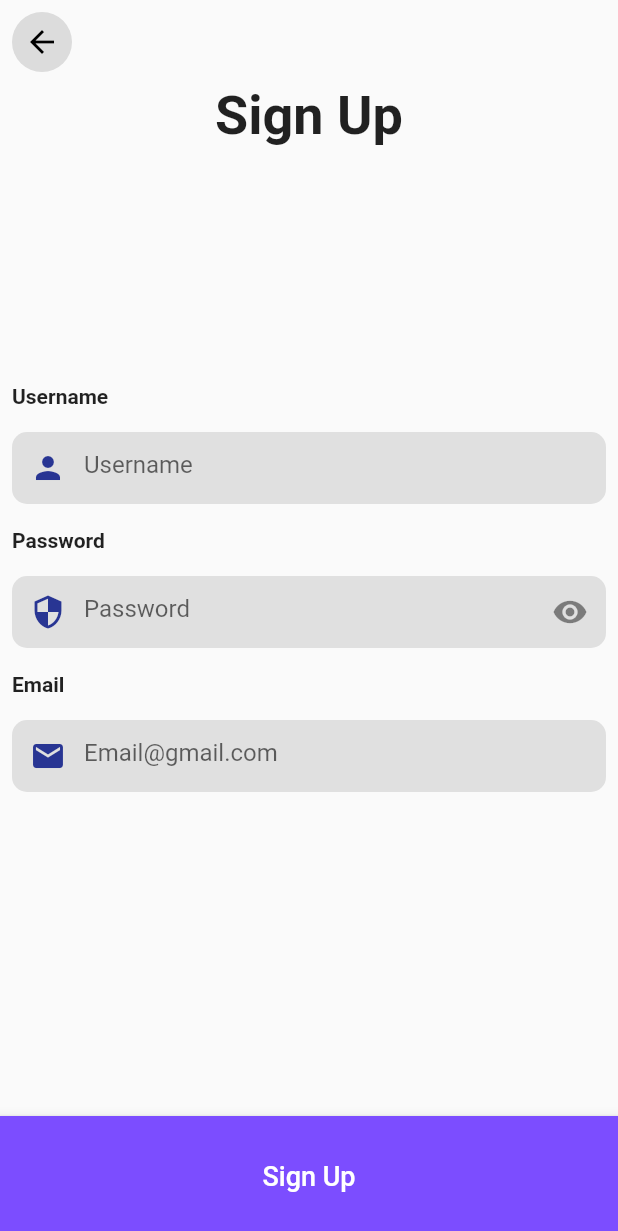
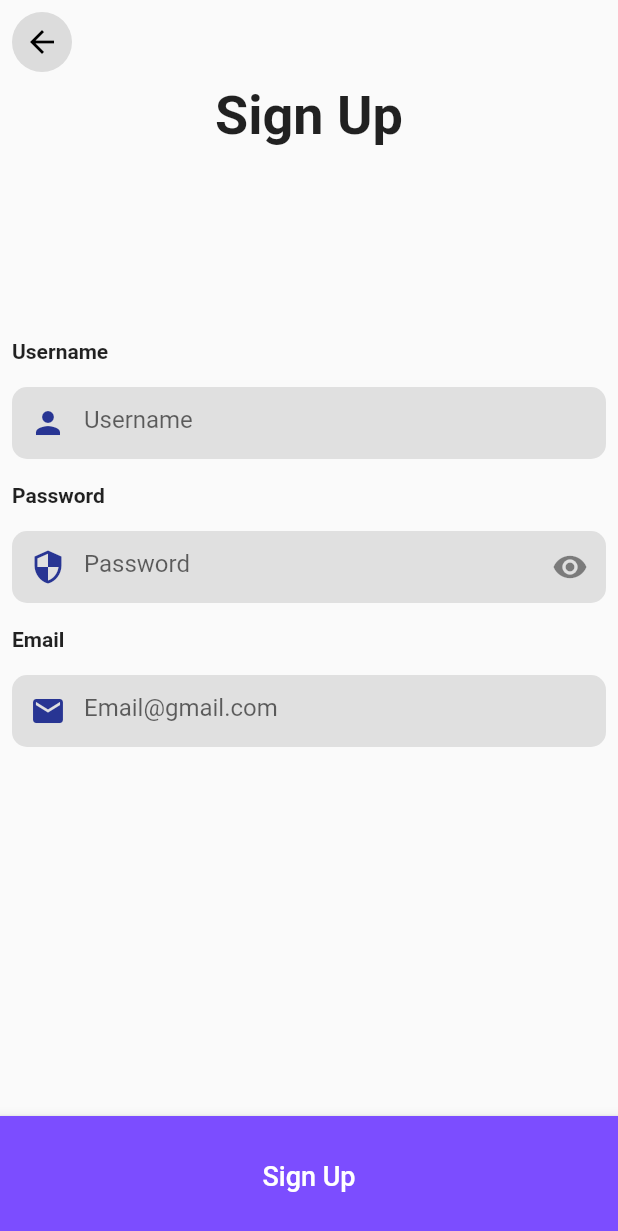
Before and after one commit to Ananbaludsamy/my-shopping-project, a Flutter app: the screen it shows after launch, after a tap on "Create an Account", on a phone screen of 412 x 824 dp. Shown: the top 1231 px of the screen. Run offline on Flutter 3.47's test engine with Material 2 defaults, Android fonts, the phone set to English and light mode, and no system bars; our stand-ins replace font_awesome_flutter, get.

Commit message:
Your message

```diff
--- a/lib/page/dashboard.dart
+++ b/lib/page/dashboard.dart
@@ -43,7 +43,7 @@ class DashboardPage extends StatelessWidget {
               ),
             ),
             SizedBox(
-              height: 150,
+              height: 110,
             ),
             Padding(
               padding: const EdgeInsets.all(8.0),
@@ -202,7 +202,7 @@ class DashboardPage extends StatelessWidget {
               ),
             ),
             SizedBox(
-              height: 150,
+              height: 110,
             ),
             Row(
               mainAxisAlignment: MainAxisAlignment.center,
--- a/lib/page/register.dart
+++ b/lib/page/register.dart
@@ -57,7 +57,7 @@ class _RegisterPageState extends State<RegisterPage> {
               ),
             ),
             SizedBox(
-              height: 150,
+              height: 120,
             ),
             Padding(
               padding: const EdgeInsets.all(8.0),
```
